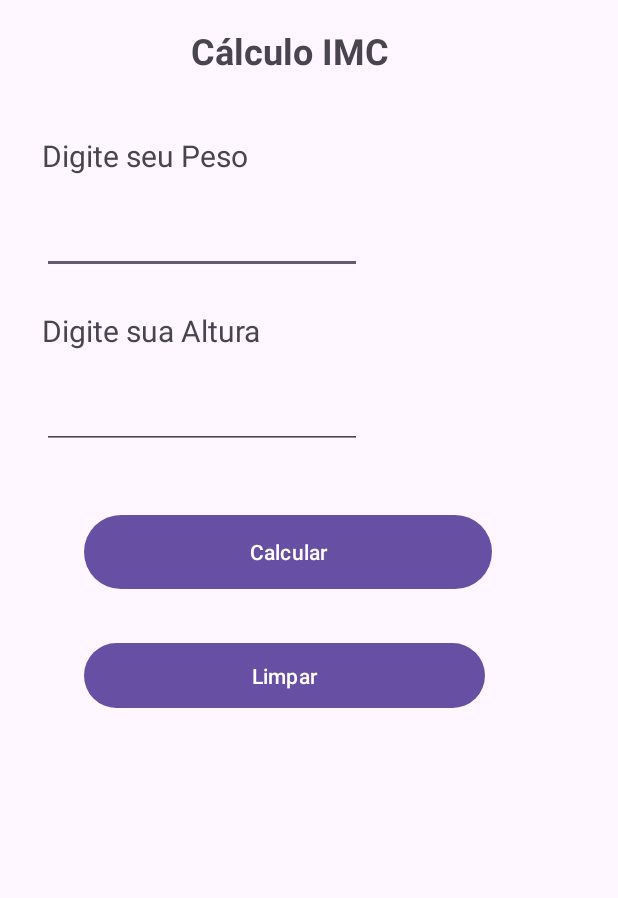
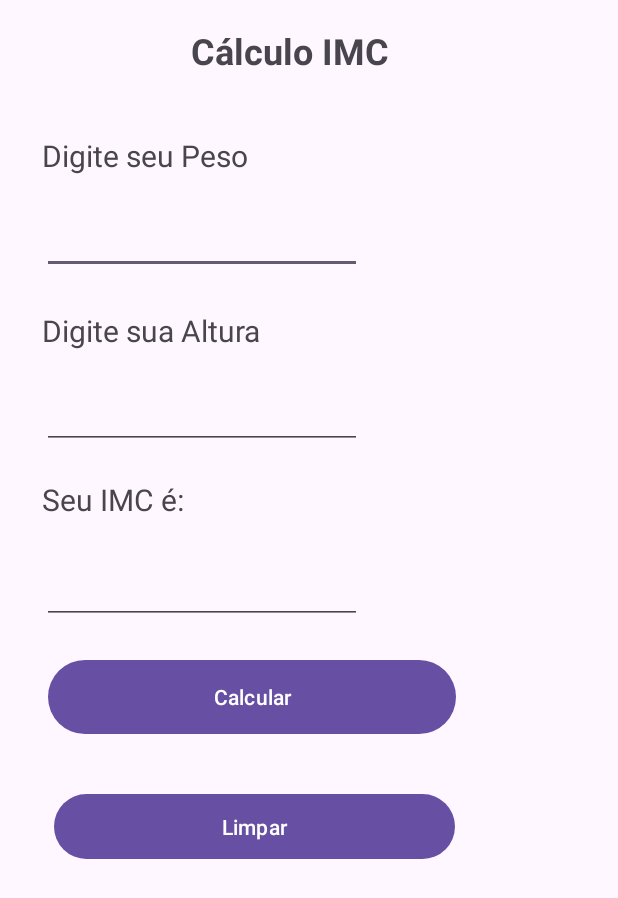
Before and after one commit to silasfmartins/app_2_android, an Android app: the screen it shows after launch (MainActivity), on a phone screen of 412 x 824 dp. Shown: the top 898 px of the screen. Run offline under Robolectric (Android 15) with nearby library versions, the phone set to English and light mode, and no system bars.

```diff
--- a/app/src/main/res/layout/activity_main.xml
+++ b/app/src/main/res/layout/activity_main.xml
@@ -69,20 +69,42 @@
         android:id="@+id/btCalcular"
         android:layout_width="272dp"
         android:layout_height="57dp"
-        android:layout_marginStart="56dp"
-        android:layout_marginTop="40dp"
+        android:layout_marginStart="32dp"
+        android:layout_marginTop="20dp"
         android:text="Calcular"
         app:layout_constraintStart_toStartOf="parent"
-        app:layout_constraintTop_toBottomOf="@+id/editTextAltura" />
+        app:layout_constraintTop_toBottomOf="@+id/editTextText3" />
 
     <Button
         android:id="@+id/btLimpar"
         android:layout_width="267dp"
         android:layout_height="51dp"
-        android:layout_marginStart="56dp"
-        android:layout_marginTop="28dp"
+        android:layout_marginStart="36dp"
+        android:layout_marginTop="32dp"
         android:text="Limpar"
         app:layout_constraintStart_toStartOf="parent"
         app:layout_constraintTop_toBottomOf="@+id/btCalcular" />
 
+    <TextView
+        android:id="@+id/textView7"
+        android:layout_width="wrap_content"
+        android:layout_height="wrap_content"
+        android:layout_marginStart="28dp"
+        android:layout_marginTop="20dp"
+        android:text="Seu IMC é:"
+        android:textSize="20sp"
+        app:layout_constraintStart_toStartOf="parent"
+        app:layout_constraintTop_toBottomOf="@+id/editTextAltura" />
+
+    <EditText
+        android:id="@+id/editTextText3"
+        android:layout_width="wrap_content"
+        android:layout_height="wrap_content"
+        android:layout_marginStart="28dp"
+        android:layout_marginTop="24dp"
+        android:ems="10"
+        android:inputType="text"
+        app:layout_constraintStart_toStartOf="parent"
+        app:layout_constraintTop_toBottomOf="@+id/textView7" />
+
 </androidx.constraintlayout.widget.ConstraintLayout>
```
